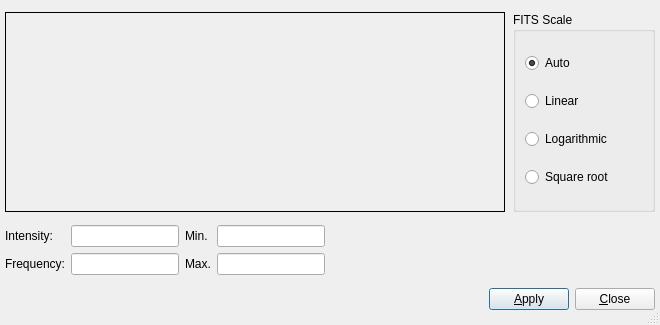
Old version of the form kstars/fitshistogramui.ui in the repository KDE/kstars.
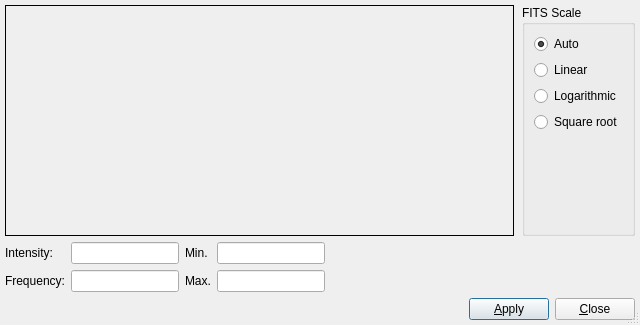
New version of the form. Custom widgets are drawn as their Qt base class.

Patch:
```diff
--- a/kstars/fitshistogramui.ui
+++ b/kstars/fitshistogramui.ui
@@ -5,7 +5,7 @@
    <rect>
     <x>0</x>
     <y>0</y>
-    <width>660</width>
+    <width>640</width>
     <height>325</height>
    </rect>
   </property>
@@ -19,14 +19,14 @@
   </property>
   <property name="minimumSize" >
    <size>
-    <width>660</width>
+    <width>640</width>
     <height>325</height>
    </size>
   </property>
   <property name="maximumSize" >
    <size>
-    <width>660</width>
-    <height>325</height>
+    <width>16777215</width>
+    <height>16777215</height>
    </size>
   </property>
   <property name="windowTitle" >
@@ -55,7 +55,7 @@
        <property name="sizePolicy" >
         <sizepolicy>
          <hsizetype>7</hsizetype>
-         <vsizetype>3</vsizetype>
+         <vsizetype>5</vsizetype>
          <horstretch>0</horstretch>
          <verstretch>0</verstretch>
         </sizepolicy>
@@ -68,8 +68,8 @@
        </property>
        <property name="maximumSize" >
         <size>
-         <width>500</width>
-         <height>200</height>
+         <width>16777215</width>
+         <height>16777215</height>
         </size>
        </property>
        <property name="frameShape" >
@@ -143,6 +143,19 @@
           </property>
          </widget>
         </item>
+        <item>
+         <spacer>
+          <property name="orientation" >
+           <enum>Qt::Vertical</enum>
+          </property>
+          <property name="sizeHint" >
+           <size>
+            <width>20</width>
+            <height>40</height>
+           </size>
+          </property>
+         </spacer>
+        </item>
        </layout>
       </widget>
      </item>
```
